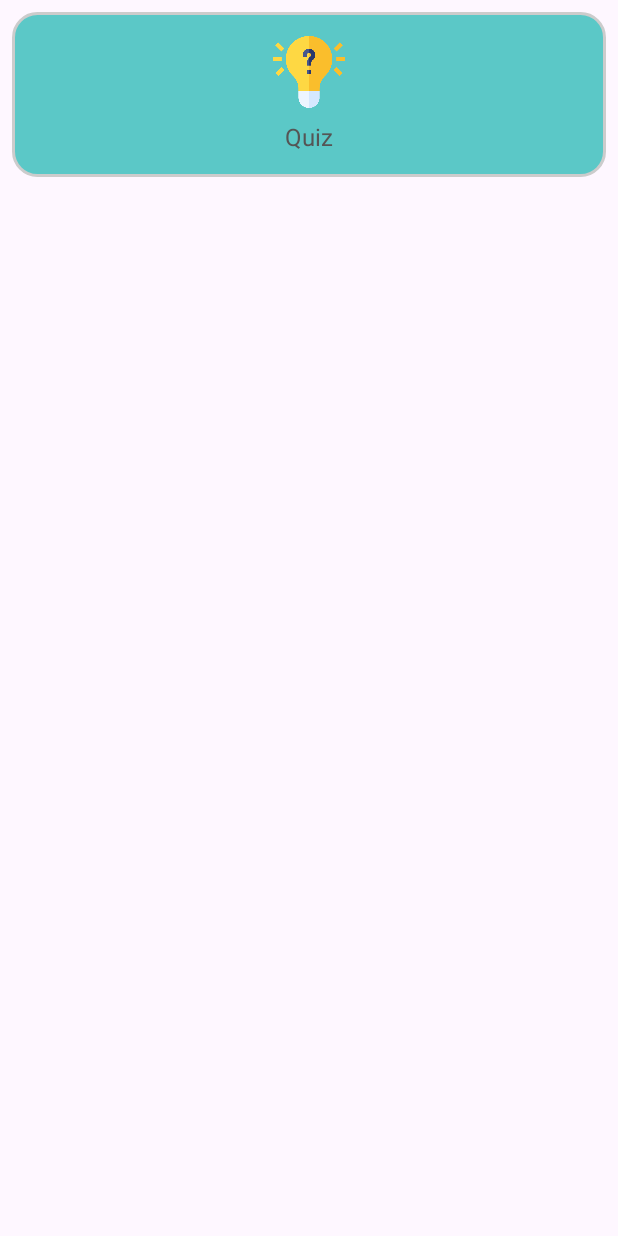
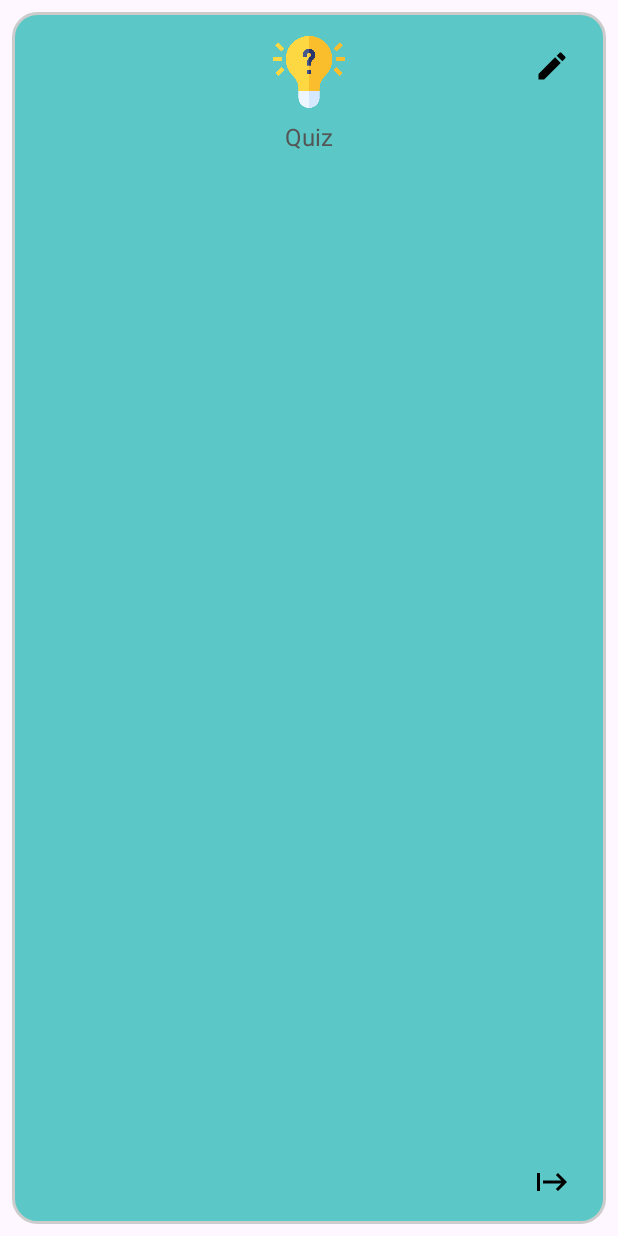
Before and after one commit to hfreshnel/quizAndroid, an Android app: the layout item_quiz.xml on its own in the app's theme, with its tools: preview values and no code run, on a phone screen of 412 x 824 dp. Run offline under Robolectric (Android 15) with nearby library versions, the phone set to English and light mode, and no system bars.

```diff
--- /dev/null
+++ b/app/src/main/res/drawable/edit.xml
@@ -0,0 +1,5 @@
+<vector xmlns:android="http://schemas.android.com/apk/res/android" android:height="24dp" android:tint="#000000" android:viewportHeight="24" android:viewportWidth="24" android:width="24dp">
+
+    <path android:fillColor="@android:color/white" android:pathData="M3,17.25V21h3.75L17.81,9.94l-3.75,-3.75L3,17.25zM20.71,7.04c0.39,-0.39 0.39,-1.02 0,-1.41l-2.34,-2.34c-0.39,-0.39 -1.02,-0.39 -1.41,0l-1.83,1.83 3.75,3.75 1.83,-1.83z"/>
+
+</vector>
--- /dev/null
+++ b/app/src/main/res/drawable/start.xml
@@ -0,0 +1,5 @@
+<vector xmlns:android="http://schemas.android.com/apk/res/android" android:height="24dp" android:tint="#000000" android:viewportHeight="24" android:viewportWidth="24" android:width="24dp">
+
+    <path android:fillColor="@android:color/white" android:pathData="M14.59,7.41L18.17,11H6v2h12.17l-3.59,3.59L16,18l6,-6l-6,-6L14.59,7.41zM2,6v12h2V6H2z"/>
+
+</vector>
--- a/app/src/main/res/layout/item_quiz.xml
+++ b/app/src/main/res/layout/item_quiz.xml
@@ -1,13 +1,41 @@
-<LinearLayout
+<RelativeLayout
     xmlns:android="http://schemas.android.com/apk/res/android"
     android:layout_width="match_parent"
     android:layout_height="wrap_content"
-    android:orientation="vertical"
-    android:gravity="center"
     android:background="@drawable/rounded_background"
     android:padding="16dp"
     android:layout_margin="8dp">
 
+    <!-- Edit Icon at the Top Right -->
+    <ImageView
+        android:id="@+id/edit_icon"
+        android:layout_width="24dp"
+        android:layout_height="24dp"
+        android:src="@drawable/edit"
+        android:contentDescription="Edit Icon"
+        android:layout_alignParentTop="true"
+        android:layout_alignParentEnd="true"
+        android:layout_margin="8dp" />
+
+    <!-- Start Icon at the Bottom Right -->
+    <ImageView
+        android:id="@+id/start_icon"
+        android:layout_width="24dp"
+        android:layout_height="24dp"
+        android:src="@drawable/start"
+        android:contentDescription="Start Icon"
+        android:layout_alignParentBottom="true"
+        android:layout_alignParentEnd="true"
+        android:layout_margin="8dp" />
+
+    <!-- Main Content Container -->
+    <LinearLayout
+        android:layout_width="match_parent"
+        android:layout_height="wrap_content"
+        android:orientation="vertical"
+        android:gravity="center">
+
+        <!-- Quiz Icon -->
         <ImageView
             android:id="@+id/quiz_icon"
             android:layout_width="48dp"
@@ -15,6 +43,7 @@
             android:src="@drawable/ideas"
             android:contentDescription="Quiz Icon" />
 
+        <!-- Quiz Title -->
         <TextView
             android:id="@+id/quiz_title"
             android:layout_width="wrap_content"
@@ -25,3 +54,4 @@
             android:fontFamily="sans-serif"
             android:textColor="#555555" />
     </LinearLayout>
+</RelativeLayout>
```
Also changed, not shown: app/src/main/java/com/example/quizandroid/GetQuizForAdminActivity.java (+11 -13 lines), app/src/main/java/com/example/quizandroid/admin/QuizAdapter.java (added, +72 -0 lines), app/src/main/java/com/example/quizandroid/participant/ParticipantListQuizActivity.java (+1 -9 lines), app/src/main/java/com/example/quizandroid/participant/QuizAdapter.java (+7 -2 lines). Lines whose indentation alone changed are shown as unchanged.
